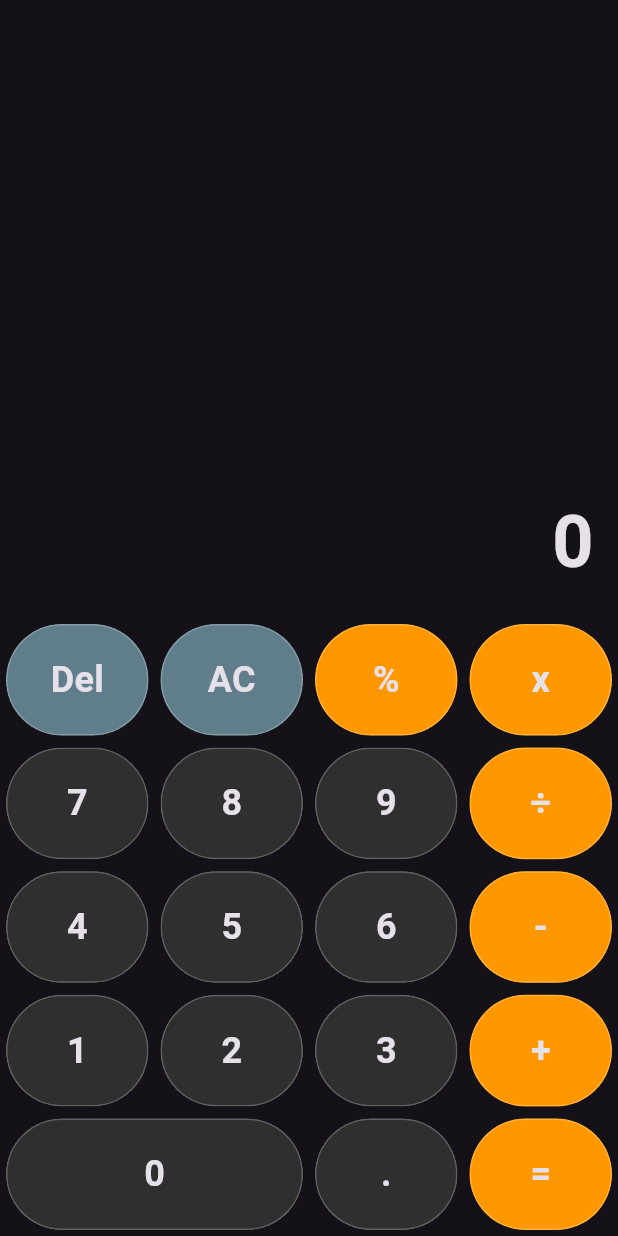
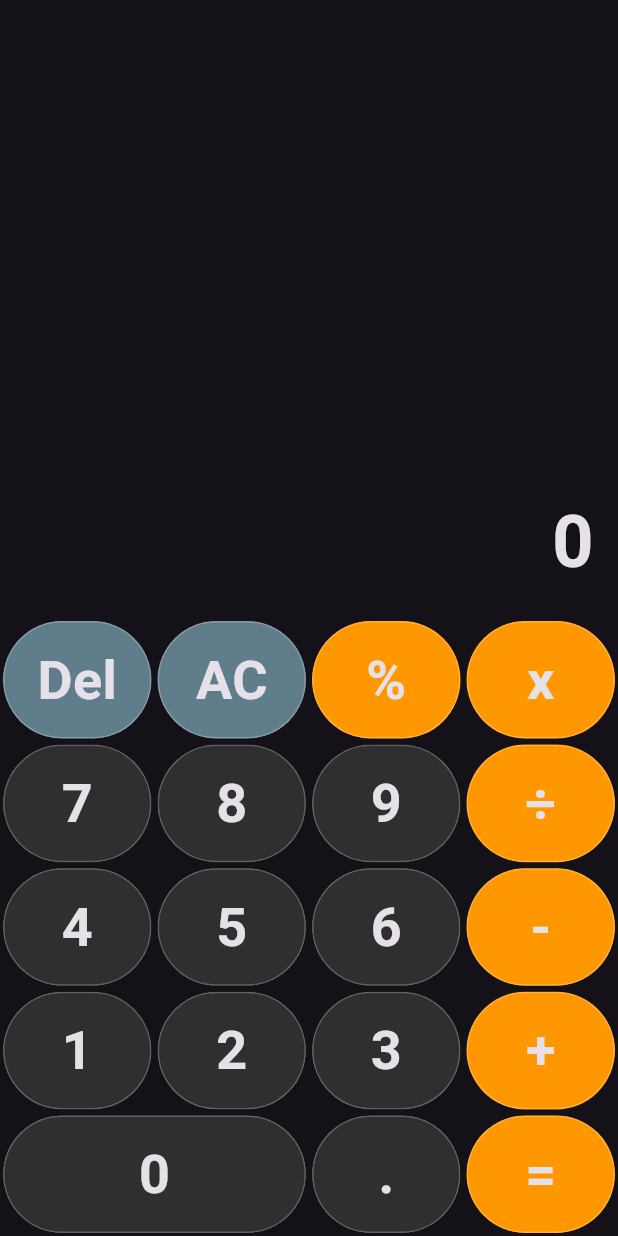
Before and after one commit to amaruelod137/Cogulator, a Flutter app: the screen it shows after launch, on a phone screen of 412 x 824 dp. Run offline on Flutter 3.47's test engine with Material 3 defaults, Android fonts, the phone set to English and light mode, and no system bars.

Commit message:
resized symbols

```diff
--- a/lib/calculator_screen.dart
+++ b/lib/calculator_screen.dart
@@ -62,7 +62,7 @@ class _CalculatorScreenState extends State<CalculatorScreen> {
 
   Widget buildButton(value){
     return Padding(
-      padding: const EdgeInsets.all(4.0),
+      padding: const EdgeInsets.all(2.0),
       child: Material(
         color: getBtnColor(value),
         clipBehavior: Clip.hardEdge,
@@ -75,7 +75,7 @@ class _CalculatorScreenState extends State<CalculatorScreen> {
         child: InkWell(
           onTap: () => onBtnTap(value),
           child: Center(
-            child: Text(value, style: const TextStyle(fontWeight: FontWeight.bold, fontSize: 24,)),
+            child: Text(value, style: const TextStyle(fontWeight: FontWeight.bold, fontSize: 36,)),
           )
         ),
       ),
```
